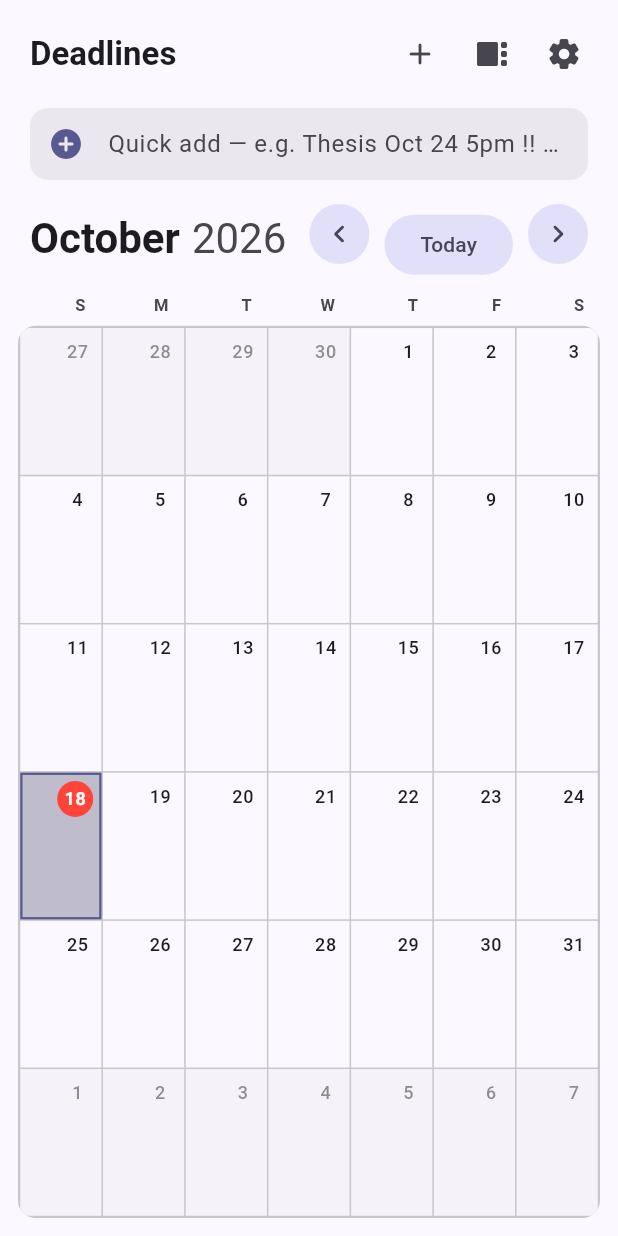
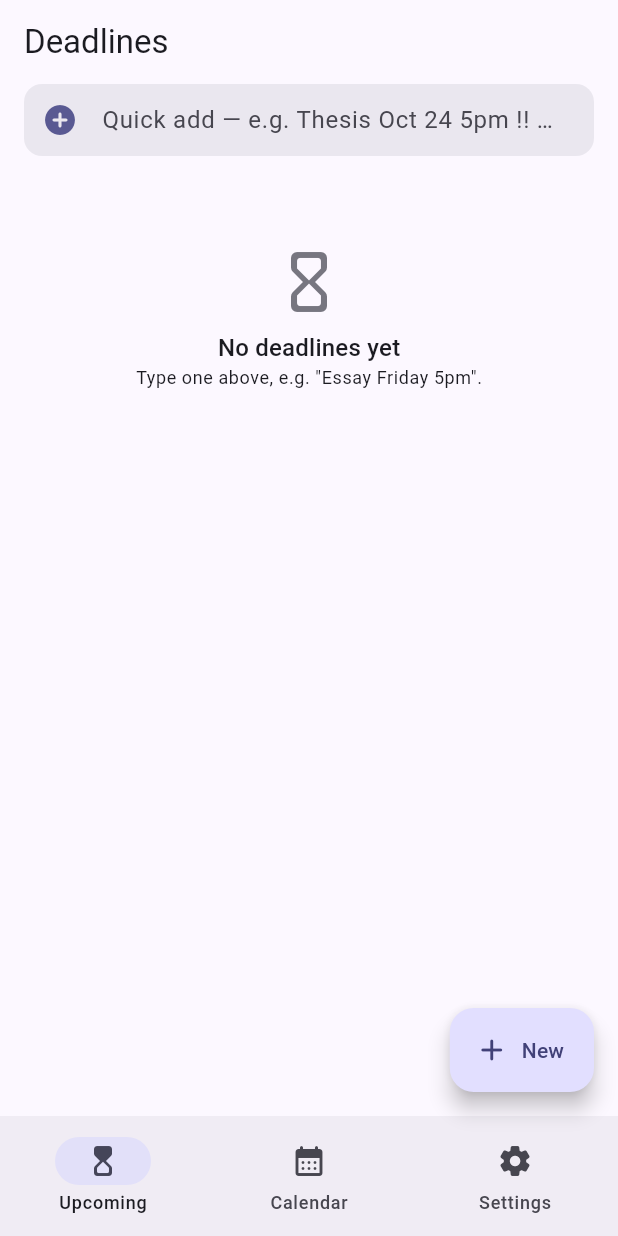
Before and after one commit to wayupuk/deadline-countdown-app, a Flutter app: the screen it shows after launch, on a phone screen of 412 x 824 dp. Run offline on Flutter 3.47's test engine with Material 3 defaults, Android fonts, the phone set to English and light mode, and no system bars; our stand-ins replace drift, flutter_local_notifications, flutter_riverpod, flutter_timezone, shared_preferences, timezone; missing offline and left inert: hotkey_manager, launch_at_startup, tray_manager, window_manager; accounts and stored records are empty; generated files the repository leaves out were written again.

Commit message:
feat(android): tabbed mobile layout and permission flow
Exact alarms are requested only from Settings, never automatically at launch.

Co-Authored-By: Claude Opus 5.5 <noreply@anthropic.com>

```diff
--- a/lib/app.dart
+++ b/lib/app.dart
@@ -8,6 +8,7 @@ import 'state/services.dart';
 import 'state/shell.dart';
 import 'ui/desktop/main_window.dart';
 import 'ui/desktop/tray_popup.dart';
+import 'ui/mobile/home_tabs.dart';
 import 'ui/settings_page.dart';
 import 'ui/theme.dart';
 import 'ui/widgets/banners.dart';
@@ -52,8 +53,10 @@ class _DeadlineAppState extends ConsumerState<DeadlineApp> {
         : null;
 
     final Widget home;
-    if (Platform.isAndroid || shell == null) {
-      home = MainWindow(banner: banner, onOpenSettings: _openSettings); // Android layout arrives in Task 14.
+    if (Platform.isAndroid) {
+      home = HomeTabs(banner: banner);
+    } else if (shell == null) {
+      home = MainWindow(banner: banner, onOpenSettings: _openSettings);
     } else if (mode == ShellMode.popup) {
       home = TrayPopup(onOpenCalendar: shell.showCalendar, onOpenSettings: _openSettings, onQuit: shell.quit, banner: banner);
     } else {
--- a/lib/main.dart
+++ b/lib/main.dart
@@ -59,6 +59,7 @@ Future<void> main() async {
   });
   await shell?.init(container);
   await container.read(notificationPermissionProvider.notifier).request();
+  await container.read(exactAlarmsProvider.notifier).refresh();
   _keepRemindersPlanned(container, reminders, osScheduling: osScheduling);
 
   runApp(UncontrolledProviderScope(container: container, child: const DeadlineApp()));
@@ -100,6 +101,7 @@ void _keepRemindersPlanned(ProviderContainer container, ReminderService reminder
   AppLifecycleListener(onResume: () {
     container.read(nowProvider.notifier).refresh();
     container.read(notificationPermissionProvider.notifier).refresh();
+    container.read(exactAlarmsProvider.notifier).refresh();
     replan();
   });
 }
--- /dev/null
+++ b/lib/ui/mobile/home_tabs.dart
@@ -0,0 +1,151 @@
+import 'package:flutter/material.dart';
+import 'package:flutter_riverpod/flutter_riverpod.dart';
+
+import '../../core/models.dart';
+import '../../core/sorting.dart';
+import '../../state/providers.dart';
+import '../../state/selection.dart';
+import '../desktop/detail_pane.dart';
+import '../desktop/month_grid.dart';
+import '../settings_page.dart';
+import '../theme.dart';
+import '../widgets/countdown_card.dart';
+import '../widgets/deadline_editor.dart';
+import '../widgets/quick_add_field.dart';
+
+/// Phone layout: Upcoming / Calendar / Settings.
+class HomeTabs extends ConsumerStatefulWidget {
+  const HomeTabs({super.key, this.banner});
+
+  /// Shown at the top of Upcoming (e.g. "Notifications are off").
+  final Widget? banner;
+
+  @override
+  ConsumerState<HomeTabs> createState() => _HomeTabsState();
+}
+
+class _HomeTabsState extends ConsumerState<HomeTabs> {
+  var _tab = 0;
+
+  @override
+  Widget build(BuildContext context) {
+    return Scaffold(
+      body: IndexedStack(index: _tab, children: [
+        _UpcomingTab(banner: widget.banner),
+        const _CalendarTab(),
+        Scaffold(appBar: AppBar(title: const Text('Settings')), body: const SettingsPage()),
+      ]),
+      floatingActionButton: _tab == 2
+          ? null
+          : FloatingActionButton.extended(
+              onPressed: () => showDeadlineEditor(context, day: _tab == 1 ? ref.read(calendarSelectionProvider).day : null),
+              icon: const Icon(Icons.add_rounded),
+              label: const Text('New'),
+            ),
+      bottomNavigationBar: NavigationBar(
+        selectedIndex: _tab,
+        onDestinationSelected: (i) => setState(() => _tab = i),
+        destinations: const [
+          NavigationDestination(icon: Icon(Icons.hourglass_top_rounded), label: 'Upcoming'),
+          NavigationDestination(icon: Icon(Icons.calendar_month_rounded), label: 'Calendar'),
+          NavigationDestination(icon: Icon(Icons.settings_rounded), label: 'Settings'),
+        ],
+      ),
+    );
+  }
+}
+
+Future<void> _openDetail(BuildContext context, Deadline d) =>
+    Navigator.of(context).push(MaterialPageRoute<void>(builder: (_) => _DeadlinePage(id: d.id)));
+
+class _UpcomingTab extends ConsumerWidget {
+  const _UpcomingTab({this.banner});
+  final Widget? banner;
+
+  @override
+  Widget build(BuildContext context, WidgetRef ref) {
+    final theme = Theme.of(context);
+    final settings = ref.watch(settingsProvider);
+    final now = ref.watch(nowProvider);
+    final all = ref.watch(deadlinesProvider).value ?? const <Deadline>[];
+    final groups = ref.watch(groupsProvider).value ?? const <Group>[];
+    final list = upcoming(all, now, groupFilter: settings.groupFilter);
+    void setFilter(String? f) => ref.read(settingsProvider.notifier).update((s) => s.copyWith(groupFilter: f));
+
+    Widget chip(String? value, String label, Color color) => Padding(
+          padding: const EdgeInsets.only(right: 6),
+          child: ChoiceChip(
+            avatar: CircleAvatar(radius: 5, backgroundColor: color),
+            label: Text(label),
+            selected: settings.groupFilter == value,
+            showCheckmark: false,
+            onSelected: (_) => setFilter(value),
+          ),
+        );
+
+    return Scaffold(
+      appBar: AppBar(title: const Text('Deadlines')),
+      body: ListView(padding: const EdgeInsets.fromLTRB(16, 0, 16, 96), children: [
+        if (banner != null) Padding(padding: const EdgeInsets.only(bottom: 12), child: banner),
+        const QuickAddField(),
+        if (groups.isNotEmpty)
+          SizedBox(
+            height: 48,
+            child: ListView(scrollDirection: Axis.horizontal, padding: const EdgeInsets.only(top: 10), children: [
+              chip(null, 'All', theme.colorScheme.primary),
+              for (final g in groups) chip(g.id, g.name, colorOf(g.color)),
+              chip(noGroupFilter, 'No group', colorOf(DeadlineColor.graphite)),
+            ]),
+          ),
+        const SizedBox(height: 12),
+        if (list.isEmpty)
+          Padding(
+            padding: const EdgeInsets.only(top: 48),
+            child: Column(children: [
+              Icon(Icons.hourglass_empty_rounded, size: 48, color: theme.colorScheme.outline),
+              const SizedBox(height: 8),
+              Text('No deadlines yet', style: theme.textTheme.titleMedium),
+              Text('Type one above, e.g. "Essay Friday 5pm".', style: theme.textTheme.bodySmall),
+            ]),
+          ),
+        for (final d in list)
+          Padding(padding: const EdgeInsets.only(bottom: 8), child: CountdownCard(deadline: d, onTap: () => _openDetail(context, d))),
+      ]),
+    );
+  }
+}
+
+class _CalendarTab extends ConsumerWidget {
+  const _CalendarTab();
+
+  @override
+  Widget build(BuildContext context, WidgetRef ref) {
+    final selection = ref.watch(calendarSelectionProvider);
+    return Scaffold(
+      appBar: AppBar(title: const Text('Calendar')),
+      body: Column(children: [
+        Expanded(flex: 3, child: MonthGrid(month: selection.month)),
+        const Divider(height: 1),
+        const Expanded(flex: 2, child: DetailPane()),
+      ]),
+    );
+  }
+}
+
+/// Full-screen deadline detail; closes itself if the deadline is deleted.
+class _DeadlinePage extends ConsumerWidget {
+  const _DeadlinePage({required this.id});
+  final String id;
+
+  @override
+  Widget build(BuildContext context, WidgetRef ref) {
+    final deadline = (ref.watch(deadlinesProvider).value ?? const <Deadline>[]).where((d) => d.id == id).firstOrNull;
+    if (deadline == null) {
+      WidgetsBinding.instance.addPostFrameCallback((_) {
+        if (context.mounted && Navigator.of(context).canPop()) Navigator.of(context).pop();
+      });
+      return const Scaffold();
+    }
+    return Scaffold(appBar: AppBar(), body: DeadlineDetail(deadline: deadline));
+  }
+}
```
Also changed, not shown: lib/platform/notifications.dart (+19 -3 lines), lib/state/services.dart (+15 -0 lines), lib/ui/desktop/month_grid.dart (+13 -3 lines), lib/ui/settings_page.dart (+11 -0 lines), 2 other files.
